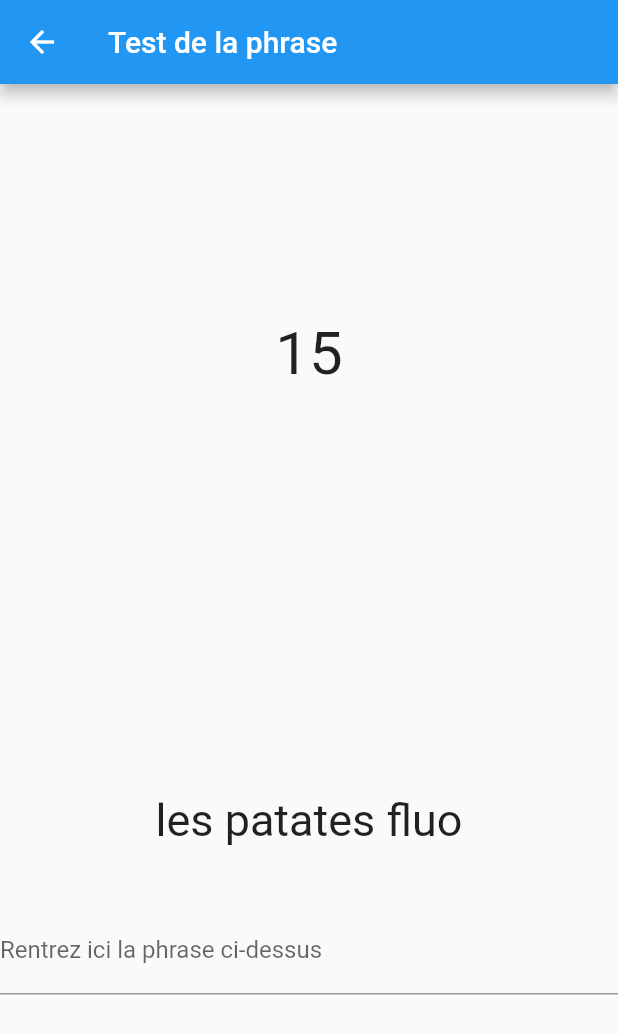
After one commit to CamilleLeRoux/ELIM2019-20, a Flutter app: the screen it shows after launch, after a tap on "Phrase", on a phone screen of 412 x 824 dp. The commit adds this screen. Shown: the top 1034 px of the screen. Run offline on Flutter 3.47's test engine with Material 2 defaults, Android fonts, the phone set to English and light mode, and no system bars; our stand-ins replace flutter_datetime_picker.

Commit message:
#4 Test de la phrase

```diff
--- a/front/lib/main.dart
+++ b/front/lib/main.dart
@@ -1,7 +1,12 @@
 import 'package:flutter/material.dart';
+import 'package:flutter/services.dart';
+import 'package:front/sentence.dart';
 import 'settings.dart';
 
-void main() => runApp(MyApp());
+void main() {
+  SystemChrome.setPreferredOrientations([DeviceOrientation.portraitUp]);
+  runApp(MyApp());
+}
 
 class MyApp extends StatelessWidget {
   // This widget is the root of your application.
@@ -70,6 +75,24 @@ class _MyHomePageState extends State<MyHomePage> {
               child: Text(
                 "Commencer le test!",
               ),
+            ),
+            FlatButton(
+              color: Colors.blue,
+              textColor: Colors.white,
+              disabledColor: Colors.grey,
+              disabledTextColor: Colors.black,
+              padding: EdgeInsets.all(8.0),
+              splashColor: Colors.blueAccent,
+              onPressed: () {
+                Navigator.push(context,
+                    MaterialPageRoute(
+                        builder: (context) => Sentence()
+                    )
+                );
+              },
+              child: Text(
+                "Phrase",
+              ),
             )
           ],
         ),
--- /dev/null
+++ b/front/lib/sentence.dart
@@ -0,0 +1,112 @@
+import 'package:flutter/material.dart';
+import 'package:front/failure.dart';
+import 'dart:async';
+
+import 'package:front/succes.dart';
+
+class Sentence extends StatefulWidget {
+  @override
+  SentenceFormState createState(){
+    return SentenceFormState();
+  }
+
+}
+
+class SentenceFormState extends State<Sentence>{
+
+  final controller = TextEditingController();
+  Timer _timer;
+  int _start = 15;
+  String sentence= "les patates fluo";
+
+  @override
+  void initState() {
+    super.initState();
+  }
+
+  void startTimer() {
+    const oneSec = const Duration(seconds: 1);
+    _timer = new Timer.periodic(
+      oneSec,
+          (Timer timer) => setState(
+            () {
+          if (_start <= 0) {
+            timer.cancel();
+            if(controller.text == sentence){
+              Navigator.push(context,
+                  MaterialPageRoute(
+                      builder: (context) => Success()
+                  )
+              );
+            }
+            Navigator.push(context,
+                MaterialPageRoute(
+                    builder: (context) => Failure()
+                )
+            );
+          } else {
+            _start = _start - 1;
+          }
+        },
+      ),
+    );
+  }
+
+  @override
+  void dispose() {
+    _timer.cancel();
+    super.dispose();
+  }
+
+  Widget build(BuildContext context) {
+    return new Scaffold(
+      appBar: AppBar(title: Text("Test de la phrase")),
+      body: Center(
+        child: Column(
+          mainAxisAlignment: MainAxisAlignment.center,
+          children: <Widget>[
+            Container(
+                margin : EdgeInsets.only( bottom: 270.0, top: 25),
+                child: Text("$_start", style: TextStyle(fontSize: 40),)
+            ),
+            Text(sentence, style: TextStyle(fontSize: 30)),
+            Padding(
+              padding: EdgeInsets.all(20),
+            ),
+            Container(
+              margin : EdgeInsets.only( bottom: 30.0),
+              child: TextFormField(
+                controller: controller,
+                autocorrect: false,
+                decoration: InputDecoration(
+                    labelText: 'Rentrez ici la phrase ci-dessus'
+                ),
+                onFieldSubmitted: (term) {
+                  verif();
+                },
+                textInputAction: TextInputAction.go,
+                onTap: startTimer,
+              ),
+            )
+          ],
+        ),
+      ),
+    );
+  }
+
+  void verif(){
+    if(controller.text == sentence){
+      Navigator.push(context,
+          MaterialPageRoute(
+              builder: (context) => Success()
+          )
+      );
+    }else{
+      Navigator.push(context,
+          MaterialPageRoute(
+              builder: (context) => Failure()
+          )
+      );
+    }
+  }
+}
--- a/front/lib/settings.dart
+++ b/front/lib/settings.dart
@@ -1,5 +1,6 @@
 import 'package:flutter/material.dart';
 import 'package:flutter_datetime_picker/flutter_datetime_picker.dart';
+import 'package:front/sentence.dart';
 import 'package:intl/intl.dart';
 
 import 'main.dart';
@@ -118,6 +119,11 @@ class SettingsFormState extends State<Settings>{
                           _settingsModel.friendsNumber + "\nAdresse " +
                           _settingsModel.address + "\n Horaire " +
                           _settingsModel.beginningParty.toString());
+                      Navigator.push(context,
+                          MaterialPageRoute(
+                              builder: (context) => Sentence()
+                          )
+                      );
                       }
                   },
                   child: Text('Enregistrer'),
```
Also changed, not shown: front/lib/failure.dart (added, +25 -0 lines), front/lib/succes.dart (added, +25 -0 lines).
